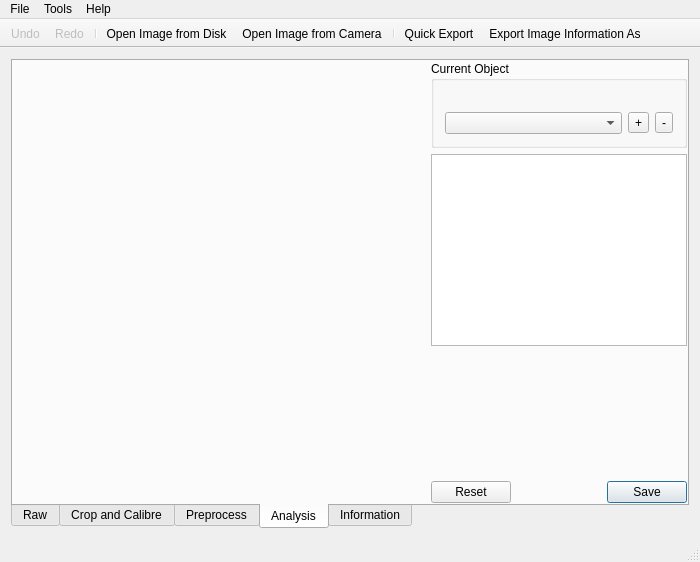
The window that gui/mainwindow.ui (librehat/caiga) describes before a commit, drawn with Qt 5.
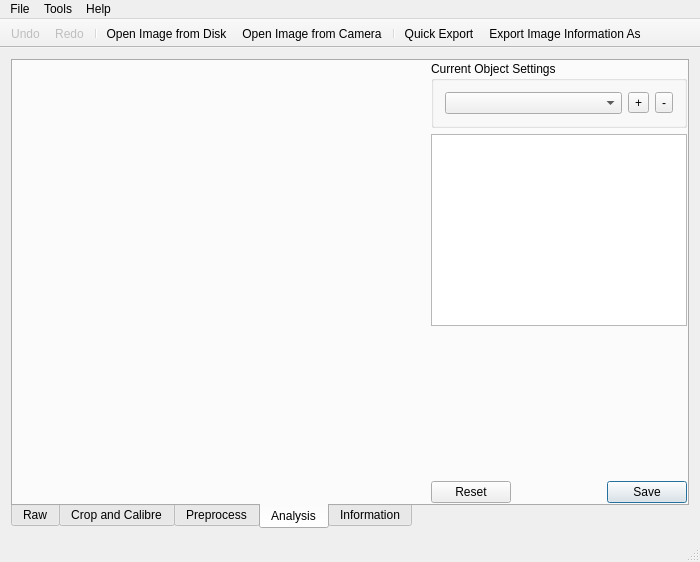
The same window after the commit. Icons and pictures are not drawn. Custom widgets are drawn as their Qt base class.

Commit message: use tableView as much as possible. remove currentObjLabel which is useless and inefficient.

Patch:
```diff
--- a/gui/mainwindow.ui
+++ b/gui/mainwindow.ui
@@ -405,14 +405,58 @@
         <property name="bottomMargin">
          <number>0</number>
         </property>
+        <item row="2" column="1" alignment="Qt::AlignTop">
+         <widget class="QLabel" name="analysisGeneralLabel">
+          <property name="text">
+           <string/>
+          </property>
+         </widget>
+        </item>
+        <item row="0" column="1" alignment="Qt::AlignTop">
+         <widget class="QGroupBox" name="analysisGroupBox">
+          <property name="title">
+           <string>Current Object Settings</string>
+          </property>
+          <layout class="QGridLayout" name="gridLayout_4">
+           <item row="0" column="2">
+            <widget class="QToolButton" name="classDelToolButton">
+             <property name="text">
+              <string>-</string>
+             </property>
+            </widget>
+           </item>
+           <item row="0" column="0">
+            <widget class="QComboBox" name="classComboBox"/>
+           </item>
+           <item row="0" column="1">
+            <widget class="QToolButton" name="classAddToolButton">
+             <property name="text">
+              <string>+</string>
+             </property>
+            </widget>
+           </item>
+          </layout>
+         </widget>
+        </item>
+        <item row="0" column="0" rowspan="5">
+         <widget class="QImageInteractiveDrawer" name="analysisInteracter" native="true">
+          <property name="sizePolicy">
+           <sizepolicy hsizetype="Preferred" vsizetype="Preferred">
+            <horstretch>10</horstretch>
+            <verstretch>0</verstretch>
+           </sizepolicy>
+          </property>
+         </widget>
+        </item>
+        <item row="4" column="1" alignment="Qt::AlignBottom">
+         <widget class="QDialogButtonBox" name="buttonBox">
+          <property name="standardButtons">
+           <set>QDialogButtonBox::Reset|QDialogButtonBox::Save</set>
+          </property>
+         </widget>
+        </item>
         <item row="1" column="1" alignment="Qt::AlignTop">
          <widget class="QTableView" name="analysisTableView">
-          <property name="sizePolicy">
-           <sizepolicy hsizetype="Expanding" vsizetype="Expanding">
-            <horstretch>0</horstretch>
-            <verstretch>10</verstretch>
-           </sizepolicy>
-          </property>
           <property name="editTriggers">
            <set>QAbstractItemView::NoEditTriggers</set>
           </property>
@@ -430,55 +474,18 @@
           </attribute>
          </widget>
         </item>
-        <item row="0" column="0" rowspan="3">
-         <widget class="QImageInteractiveDrawer" name="analysisInteracter" native="true">
-          <property name="sizePolicy">
-           <sizepolicy hsizetype="Preferred" vsizetype="Preferred">
-            <horstretch>10</horstretch>
-            <verstretch>0</verstretch>
-           </sizepolicy>
+        <item row="3" column="1">
+         <spacer name="verticalSpacer_3">
+          <property name="orientation">
+           <enum>Qt::Vertical</enum>
           </property>
-         </widget>
-        </item>
-        <item row="0" column="1" alignment="Qt::AlignTop">
-         <widget class="QGroupBox" name="analysisGroupBox">
-          <property name="title">
-           <string>Current Object</string>
+          <property name="sizeHint" stdset="0">
+           <size>
+            <width>20</width>
+            <height>40</height>
+           </size>
           </property>
-          <layout class="QGridLayout" name="gridLayout_4">
-           <item row="1" column="1">
-            <widget class="QToolButton" name="classAddToolButton">
-             <property name="text">
-              <string>+</string>
-             </property>
-            </widget>
-           </item>
-           <item row="1" column="0">
-            <widget class="QComboBox" name="classComboBox"/>
-           </item>
-           <item row="1" column="2">
-            <widget class="QToolButton" name="classDelToolButton">
-             <property name="text">
-              <string>-</string>
-             </property>
-            </widget>
-           </item>
-           <item row="0" column="0" colspan="3">
-            <widget class="QLabel" name="currentObjLabel">
-             <property name="text">
-              <string/>
-             </property>
-            </widget>
-           </item>
-          </layout>
-         </widget>
-        </item>
-        <item row="2" column="1" alignment="Qt::AlignBottom">
-         <widget class="QDialogButtonBox" name="buttonBox">
-          <property name="standardButtons">
-           <set>QDialogButtonBox::Reset|QDialogButtonBox::Save</set>
-          </property>
-         </widget>
+         </spacer>
         </item>
        </layout>
       </widget>
```
The commit also changes 3 other files.
